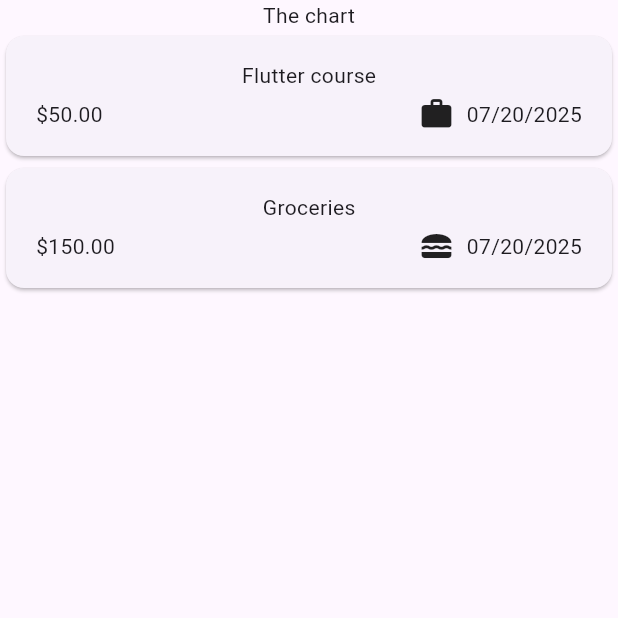
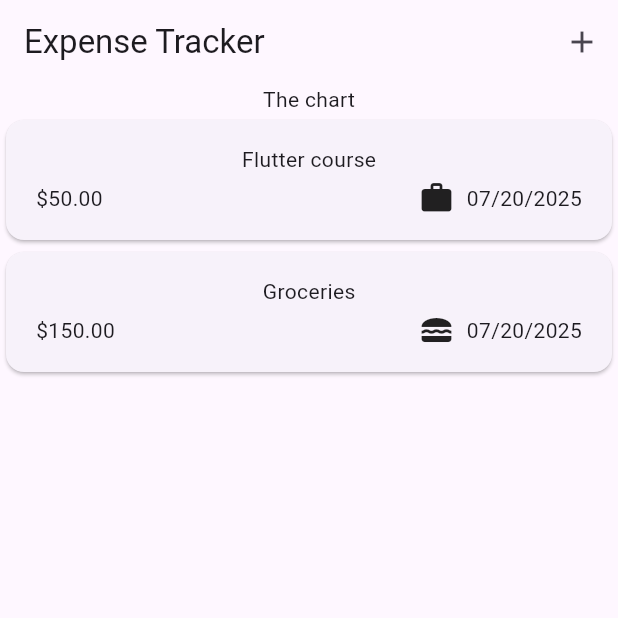
Before and after one commit to japinell/flutter_expense_tracker, a Flutter app: the screen it shows after launch, on a phone screen of 412 x 824 dp, the top half of it. Run offline on Flutter 3.47's test engine with Material 3 defaults, Android fonts, the phone set to English and light mode, and no system bars.

Commit message:
Added AppBar widget

```diff
--- a/lib/widgets/expenses.dart
+++ b/lib/widgets/expenses.dart
@@ -30,6 +30,10 @@ class _ExpensesState extends State<Expenses> {
   @override
   Widget build(BuildContext context) {
     return Scaffold(
+      appBar: AppBar(
+        title: Text("Expense Tracker"),
+        actions: [IconButton(icon: Icon(Icons.add), onPressed: () {})],
+      ),
       body: Column(
         children: [
           Text("The chart"),
```
